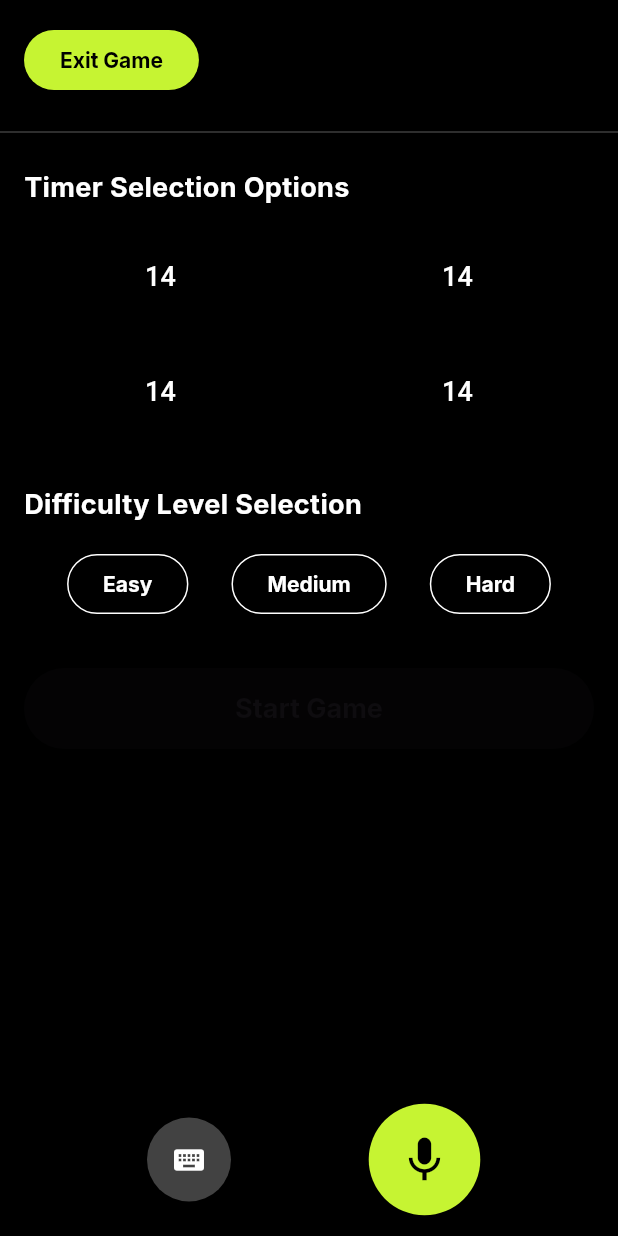
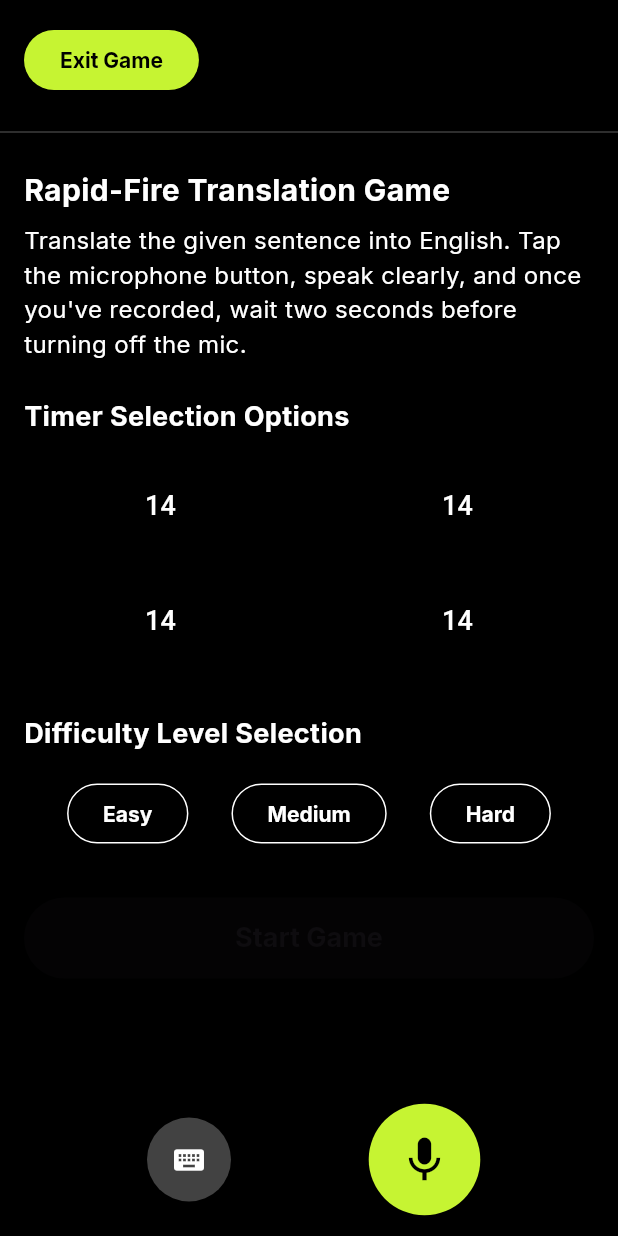
Before and after one commit to faridrazza/frontapp, a Flutter app: the RapidTranslationGameScreen screen opened directly, on a phone screen of 412 x 824 dp. Run offline on Flutter 3.47's test engine with Material 3 defaults, Android fonts, the light colour scheme and no system bars; our stand-ins replace dio, equatable, flutter_bloc, flutter_secure_storage, google_fonts, intl_phone_number_input and 3 more; missing offline and left inert: flutter_sound; accounts and stored records are empty.

Commit message:
final touch 4

```diff
--- a/lib/features/rapid_translation/presentation/screens/rapid_translation_game_screen.dart
+++ b/lib/features/rapid_translation/presentation/screens/rapid_translation_game_screen.dart
@@ -103,6 +103,27 @@ class _RapidTranslationGameScreenState extends State<RapidTranslationGameScreen>
         child: Column(
           crossAxisAlignment: CrossAxisAlignment.stretch,
           children: [
+            // Game Instructions
+            Text(
+              'Rapid-Fire Translation Game',
+              style: GoogleFonts.inter(
+                color: Colors.white,
+                fontSize: 20,
+                fontWeight: FontWeight.bold,
+              ),
+            ),
+            SizedBox(height: 8),
+            Text(
+              "Translate the given sentence into English. Tap the microphone button, speak clearly, and once you've recorded, wait two seconds before turning off the mic.",
+
+              style: GoogleFonts.inter(
+                color: Colors.white,
+                fontSize: 16,
+              ),
+            ),
+            SizedBox(height: 24),
+
+            // Timer Selection Options
             Text(
               'Timer Selection Options',
               style: GoogleFonts.inter(
```
